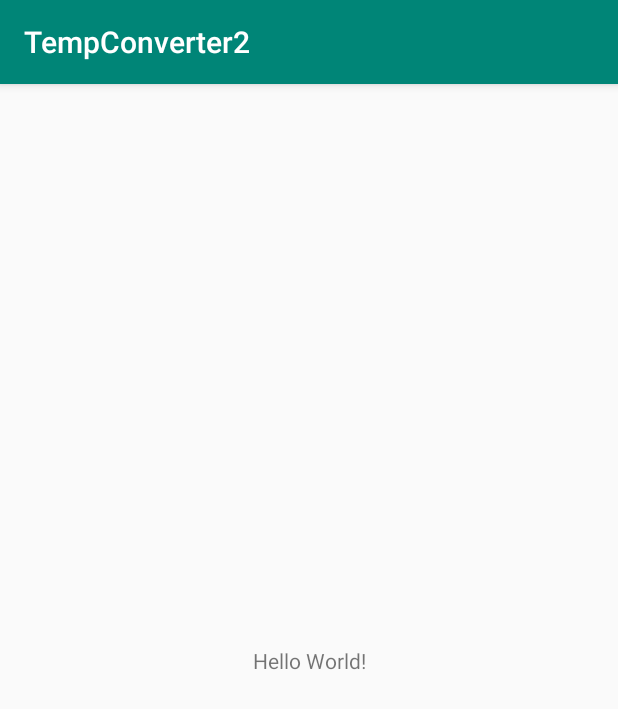
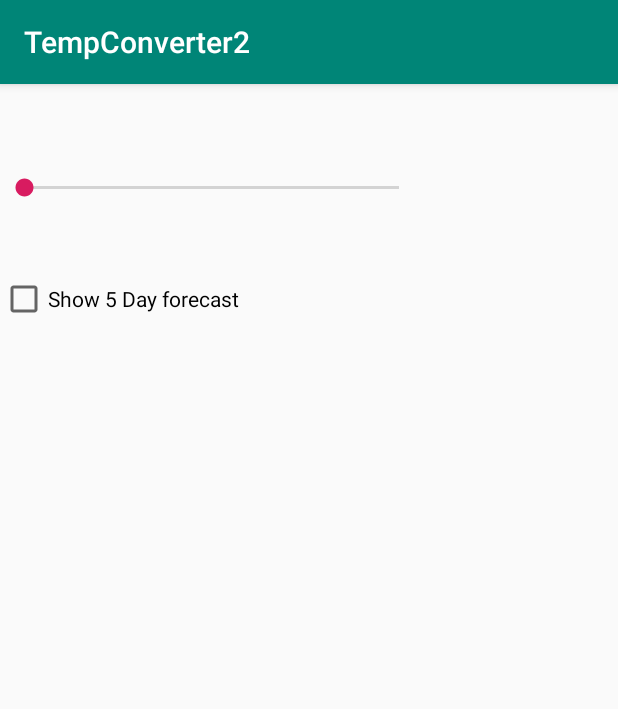
Before and after one commit to TheGreatestHacker/Android-Studio, an Android app: the screen it shows after launch (MainActivity), on a phone screen of 412 x 824 dp. Shown: the top 709 px of the screen. Run offline under Robolectric (Android 15) with nearby library versions, the phone set to English and light mode, and no system bars.

Commit message:
Add starter code for lab

```diff
--- a/TempConverter2/app/src/main/res/layout/activity_main.xml
+++ b/TempConverter2/app/src/main/res/layout/activity_main.xml
@@ -1,19 +1,44 @@
 <?xml version="1.0" encoding="utf-8"?>
-<androidx.constraintlayout.widget.ConstraintLayout
-    xmlns:android="http://schemas.android.com/apk/res/android"
+<RelativeLayout xmlns:android="http://schemas.android.com/apk/res/android"
     xmlns:tools="http://schemas.android.com/tools"
     xmlns:app="http://schemas.android.com/apk/res-auto"
+    android:id="@+id/activity_main"
     android:layout_width="match_parent"
     android:layout_height="match_parent"
-    tools:context=".MainActivity">
-
-    <TextView
+    app:layout_constraintBottom_toBottomOf="parent"
+    app:layout_constraintLeft_toLeftOf="parent"
+    app:layout_constraintRight_toRightOf="parent"
+    app:layout_constraintTop_toTopOf="parent"
+    tools:context="com.example.tempconverter2.MainActivity">
+    <TextView android:id="@+id/textview"
+        android:layout_width="match_parent"
+        android:layout_height="wrap_content" />
+    <!-- add View as gap for 4 blank lines -->
+    <View
+        android:layout_width="match_parent"
+        android:layout_height="60dp"
+        android:id="@+id/view">
+    </View>
+    <SeekBar android:id="@+id/seekbar"
         android:layout_width="wrap_content"
         android:layout_height="wrap_content"
-        android:text="Hello World!"
-        app:layout_constraintBottom_toBottomOf="parent"
-        app:layout_constraintLeft_toLeftOf="parent"
-        app:layout_constraintRight_toRightOf="parent"
-        app:layout_constraintTop_toTopOf="parent" />
-
-</androidx.constraintlayout.widget.ConstraintLayout>
+        android:max="100"
+        android:minWidth="250dp"
+        android:layout_below="@+id/view"
+        android:layout_alignParentLeft="true"
+        android:layout_alignParentStart="true" />
+    <CheckBox
+        android:id="@+id/checkBox1"
+        android:layout_width="wrap_content"
+        android:layout_height="wrap_content"
+        android:text="Show 5 Day forecast"
+        android:layout_below="@+id/seekbar"
+        android:layout_alignParentLeft="true"
+        android:layout_alignParentStart="true"
+        android:layout_marginTop="49dp" />
+    <ViewStub
+        android:id="@+id/viewStub1"
+        android:layout="@layout/stubview"
+        android:layout_width="wrap_content"
+        android:layout_height="wrap_content" />
+</RelativeLayout>
```
